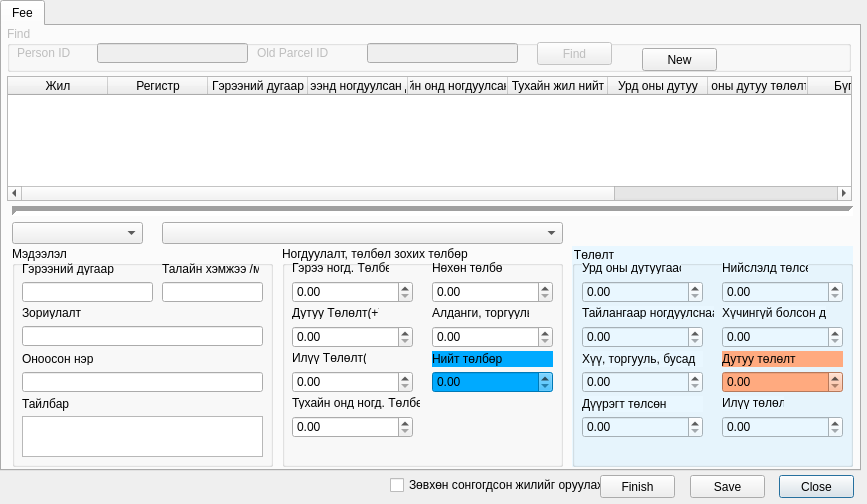
The window that view/ParcelInfoFeeDialog.ui (teamlm2/lm2_mgis) describes before a commit, drawn with Qt 5.
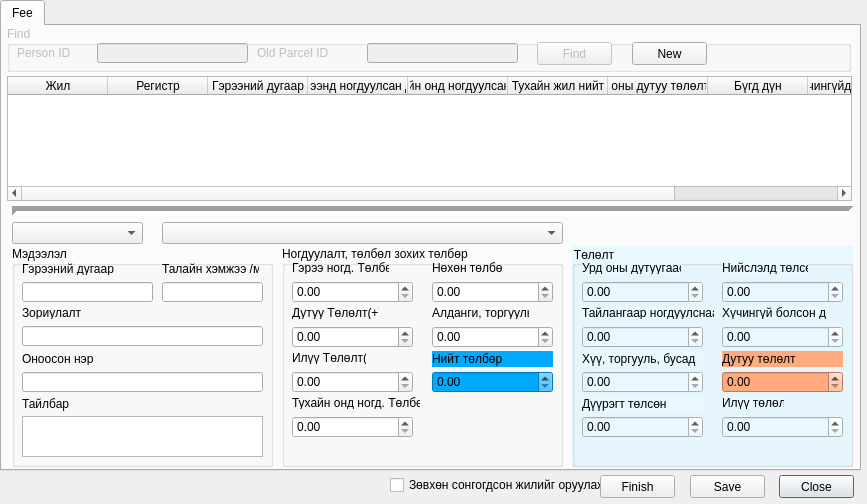
The same window after the commit. Icons and pictures are not drawn.

The edit to the form file:
```diff
--- a/view/ParcelInfoFeeDialog.ui
+++ b/view/ParcelInfoFeeDialog.ui
@@ -130,8 +130,8 @@
     <widget class="QPushButton" name="clear_button">
      <property name="geometry">
       <rect>
-       <x>640</x>
-       <y>22</y>
+       <x>630</x>
+       <y>16</y>
        <width>75</width>
        <height>23</height>
       </rect>
@@ -762,11 +762,6 @@
        <string>Тухайн жил нийт</string>
       </property>
      </column>
-     <column>
-      <property name="text">
-       <string>Урд оны дутуу</string>
-      </property>
-     </column>
      <column>
       <property name="text">
        <string>Урд оны дутуу төлөлтөөс</string>
```
Left out of the diff: 2 changed lines with no effect on the pictures.
